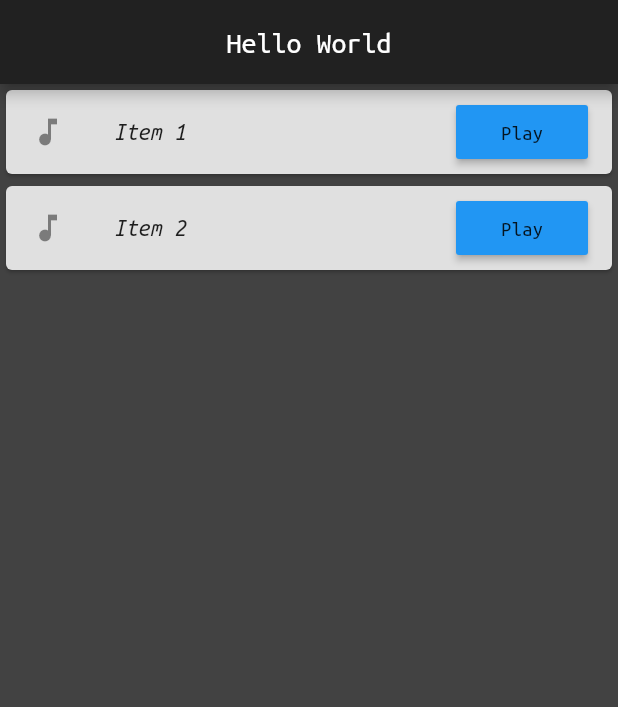
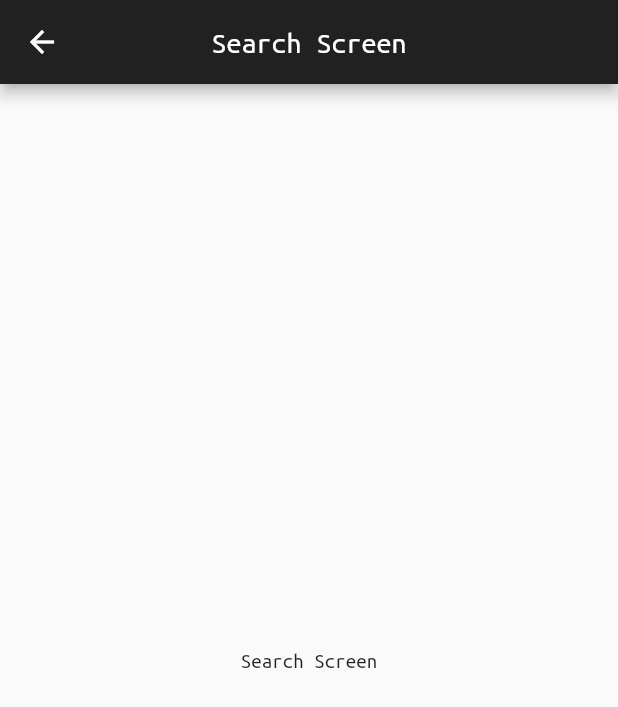
Before and after one commit to Gautam-J/music_recommender, a Flutter app: the screen it shows after launch, on a phone screen of 412 x 824 dp. Shown: the top 707 px of the screen. Run offline on Flutter 3.47's test engine with Material 2 defaults, Android fonts, the phone set to English and light mode, and no system bars.

Commit message:
added named routes

```diff
--- a/lib/main.dart
+++ b/lib/main.dart
@@ -1,4 +1,7 @@
 import 'package:flutter/material.dart';
+import 'screens/home.dart';
+import 'screens/search.dart';
+import 'screens/user_songs.dart';
 
 void main() => runApp(MyApp());
 
@@ -21,55 +24,14 @@ class MyApp extends StatelessWidget {
         // Default font family
         fontFamily: 'UbuntuMono',
       ),
-      // Home Route
-      home: HomeView(),
+      // Routes for the app
+      routes: {
+        '/': (context) => HomeScreen(),
+        '/user_songs': (context) => UserSongsScreen(),
+        '/search': (context) => SearchScreen(),
+      },
+      // default route
+      initialRoute: '/search',
     );
   }
 }
-
-class HomeView extends StatelessWidget {
-  @override
-  Widget build(BuildContext context) {
-    return Scaffold(
-      backgroundColor: Theme.of(context).backgroundColor,
-      appBar: AppBar(
-        title: Text('Hello World'),
-        centerTitle: true,
-      ),
-      body: ListView(
-        children: <Widget>[
-          Card(
-            child: ListTile(
-              title: Text(
-                'Item 1',
-                style: TextStyle(
-                  fontStyle: FontStyle.italic
-                ),
-              ),
-              leading: Icon(Icons.music_note),
-              trailing: RaisedButton(
-                onPressed: () {},
-                child: Text('Play'),
-              ),
-            ),
-          ),
-          Card(
-            child: ListTile(
-              title: Text(
-                'Item 2',
-                style: TextStyle(
-                  fontStyle: FontStyle.italic
-                ),
-              ),
-              leading: Icon(Icons.music_note),
-              trailing: RaisedButton(
-                onPressed: () {},
-                child: Text('Play'),
-              ),
-            ),
-          ),
-        ],
-      ),
-    );
-  }
-}
--- /dev/null
+++ b/lib/screens/home.dart
@@ -0,0 +1,14 @@
+import 'package:flutter/material.dart';
+
+class HomeScreen extends StatelessWidget {
+  @override
+  Widget build(BuildContext context) {
+    return Scaffold(
+      appBar: AppBar(
+        title: Text('Home Screen'),
+        centerTitle: true,
+      ),
+      body: Center(child: Text('Home Screen')),
+    );
+  }
+}
--- /dev/null
+++ b/lib/screens/search.dart
@@ -0,0 +1,14 @@
+import 'package:flutter/material.dart';
+
+class SearchScreen extends StatelessWidget {
+  @override
+  Widget build(BuildContext context) {
+    return Scaffold(
+      appBar: AppBar(
+        title: Text('Search Screen'),
+        centerTitle: true,
+      ),
+      body: Center(child: Text('Search Screen')),
+    );
+  }
+}
```
Also changed, not shown: lib/screens/user_songs.dart (added, +48 -0 lines).
